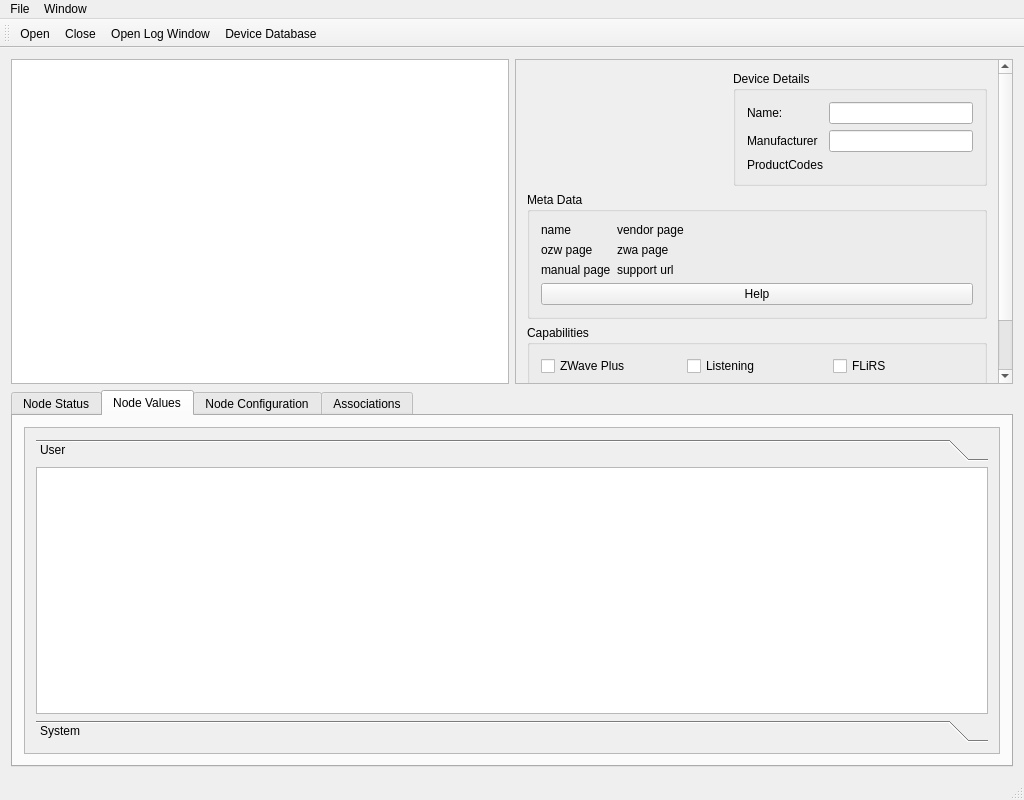
Above: ozwadmin-main/mainwindow.ui from OpenZWave/ozw-admin before the change. Below: the same form after it.
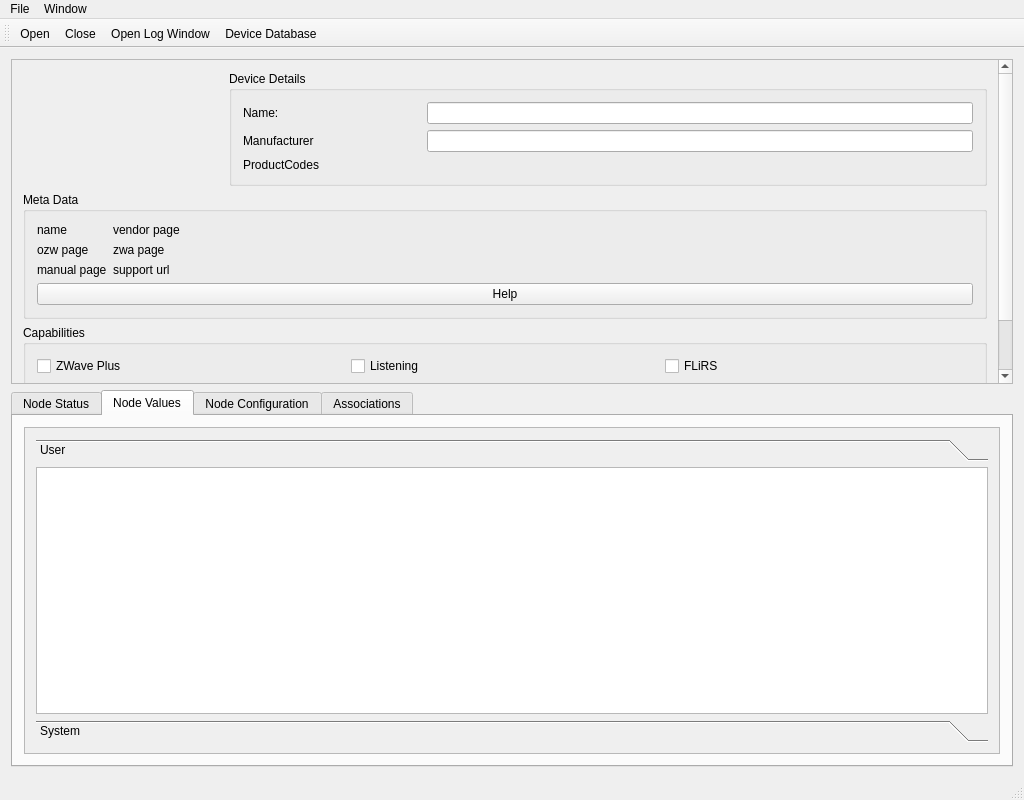
That is the form after the change. The open tabs and pages were chosen to show the change. Icons and pictures are not drawn.

Patch:
```diff
--- a/ozwadmin-main/mainwindow.ui
+++ b/ozwadmin-main/mainwindow.ui
@@ -23,13 +23,6 @@
    <layout class="QVBoxLayout" name="verticalLayout">
     <item>
      <layout class="QHBoxLayout" name="horizontalLayout_2">
-      <item>
-       <widget class="QTableView" name="nodeList">
-        <attribute name="horizontalHeaderStretchLastSection">
-         <bool>true</bool>
-        </attribute>
-       </widget>
-      </item>
       <item>
        <widget class="QScrollArea" name="scrollArea">
         <property name="widgetResizable">
@@ -40,8 +33,8 @@
           <rect>
            <x>0</x>
            <y>0</y>
-           <width>477</width>
-           <height>468</height>
+           <width>985</width>
+           <height>401</height>
           </rect>
          </property>
          <layout class="QVBoxLayout" name="verticalLayout_3">
```
Left out of the diff: 24 changed lines with no effect on the pictures.
